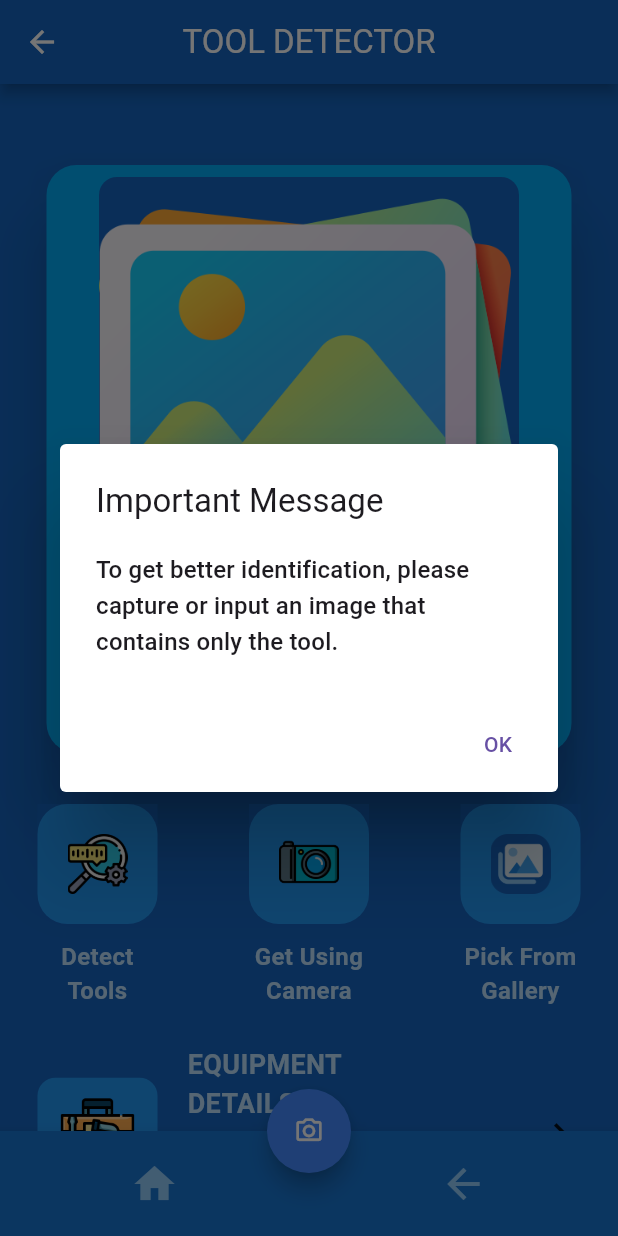
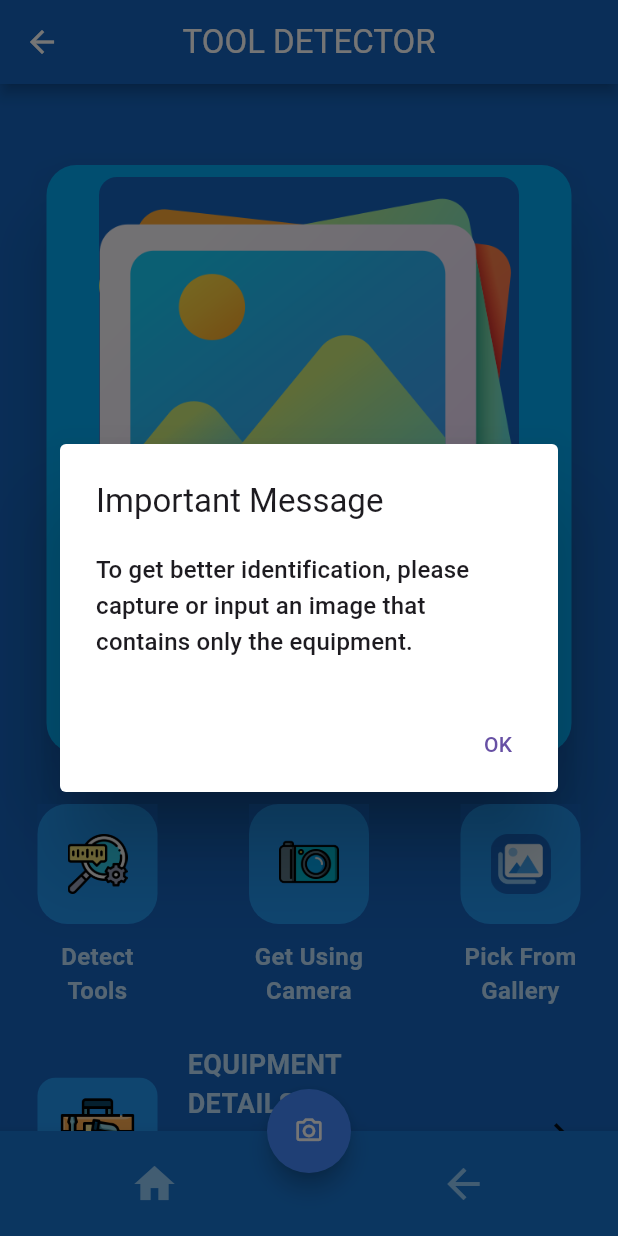
Before and after one commit to TMINDERZ/Mechtool-mobileapp, a Flutter app: the EquipmentDetection screen opened by its route, after a tap on the "camera alt" icon, on a phone screen of 412 x 824 dp. Run offline on Flutter 3.47's test engine with Material 3 defaults, Android fonts, the phone set to English and light mode, and no system bars; our stand-ins replace firebase_auth, firebase_core, firebase_database, geolocator, google_maps_flutter, image_picker and 2 more; missing offline and left inert: flutter_tflite; accounts and stored records are empty.

Commit message:
fixing minor bugs.

```diff
--- a/lib/Detected item/Detected_Equipment.dart
+++ b/lib/Detected item/Detected_Equipment.dart
@@ -87,7 +87,7 @@ class _DetectedEquipmentState extends State<DetectedEquipment> {
       'Unknown': Equipment(
           name: 'Unknown',
           subname: 'Unknown',
-          description: '',
+          description: 'Not available in the system',
           imageUrl: 'images/picture.png',
           safety: "",
           tool: "",
@@ -100,7 +100,7 @@ class _DetectedEquipmentState extends State<DetectedEquipment> {
             name: 'Unknown Tool',
             subname: 'Unknown',
             description: 'No details available.',
-            imageUrl: 'images/picture.jpg',
+            imageUrl: 'images/picture.png',
             safety: 'Unknown',
             tool: 'Unknown',
             short: '');
--- a/lib/Detected item/Detected_Tool.dart
+++ b/lib/Detected item/Detected_Tool.dart
@@ -128,7 +128,7 @@ class _DetectedToolState extends State<DetectedTool> {
             name: 'Unknown Tool',
             subname: 'Unknown',
             description: 'No details available.',
-            imageUrl: 'images/picture.jpg',
+            imageUrl: 'images/picture.png',
             safety: '',
             equipment: '',
             short: '');
--- a/lib/screens/equipment_detection.dart
+++ b/lib/screens/equipment_detection.dart
@@ -53,7 +53,7 @@ class _EquipmentDetectionState extends State<EquipmentDetection> {
             child: ListBody(
               children: <Widget>[
                 Text(
-                  'To get better identification, please capture or input an image that contains only the tool.',
+                  'To get better identification, please capture or input an image that contains only the equipment.',
                   style: TextStyle(fontSize: 16),
                 ),
               ],
```
